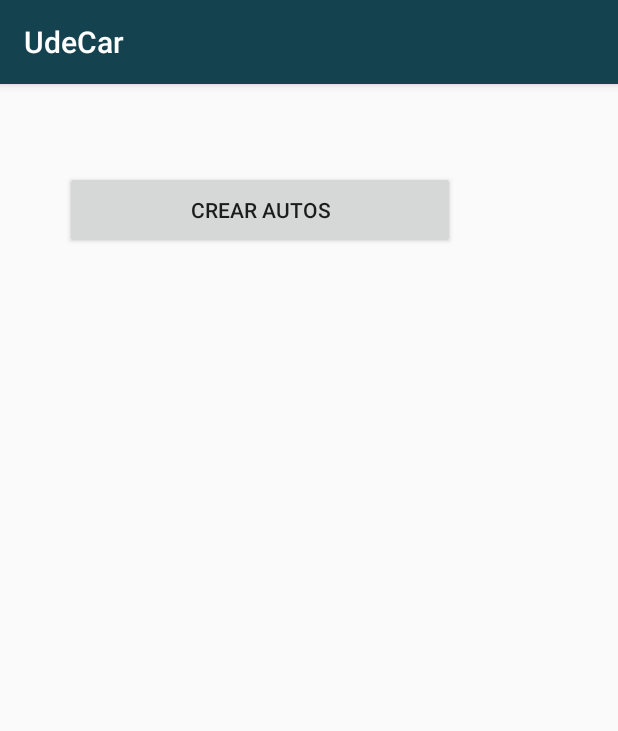
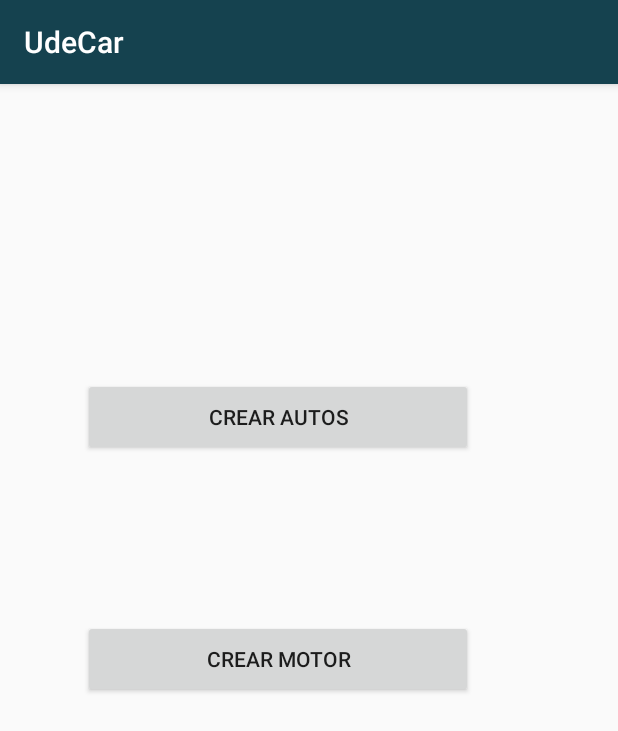
Before and after one commit to Joseph-112/UdeCarFinal, an Android app: the PrincipalAdmi screen opened directly, with no data from a screen before it, on a phone screen of 412 x 824 dp. Shown: the top 731 px of the screen. Run offline under Robolectric (Android 15) with nearby library versions, the phone set to English and light mode, and no system bars.

Commit message:
Registro motores

```diff
--- a/app/src/main/java/com/udecar/PrincipalAdmi.java
+++ b/app/src/main/java/com/udecar/PrincipalAdmi.java
@@ -1,6 +1,9 @@
 package com.udecar;
 
 import androidx.appcompat.app.AppCompatActivity;
+import androidx.drawerlayout.widget.DrawerLayout;
+import androidx.fragment.app.FragmentManager;
+import androidx.fragment.app.FragmentTransaction;
 
 import android.content.Intent;
 import android.os.Bundle;
@@ -8,6 +11,9 @@ import android.view.View;
 
 public class PrincipalAdmi extends AppCompatActivity {
 
+    FragmentManager fragmentManager;
+    FragmentTransaction fragmentTransaction;
+    DrawerLayout drawerLayout;
     @Override
     protected void onCreate(Bundle savedInstanceState) {
         super.onCreate(savedInstanceState);
@@ -18,4 +24,9 @@ public class PrincipalAdmi extends AppCompatActivity {
         Intent myintent = new Intent(PrincipalAdmi.this, CrearAutos.class);
         startActivity(myintent);
     }
+
+    public void vistaCrearMotor(View view){
+        Intent myintent = new Intent(PrincipalAdmi.this, CrearMotor.class);
+        startActivity(myintent);
+    }
 }
--- a/app/src/main/res/layout/activity_principal_admi.xml
+++ b/app/src/main/res/layout/activity_principal_admi.xml
@@ -7,14 +7,28 @@
     tools:context=".PrincipalAdmi">
 
     <Button
+        android:id="@+id/btnCrearMotor"
+        android:layout_width="260dp"
+        android:layout_height="52dp"
+        android:onClick="vistaCrearMotor"
+        android:text="Crear Motor"
+        app:layout_constraintBottom_toBottomOf="parent"
+        app:layout_constraintEnd_toEndOf="parent"
+        app:layout_constraintHorizontal_bias="0.364"
+        app:layout_constraintStart_toStartOf="parent"
+        app:layout_constraintTop_toTopOf="parent"
+        app:layout_constraintVertical_bias="0.499" />
+
+    <Button
         android:id="@+id/btnCrearAutos"
         android:layout_width="260dp"
         android:layout_height="52dp"
+        android:onClick="vistaCrearAutos"
         android:text="Crear Autos"
         app:layout_constraintBottom_toBottomOf="parent"
         app:layout_constraintEnd_toEndOf="parent"
-        app:layout_constraintHorizontal_bias="0.284"
+        app:layout_constraintHorizontal_bias="0.364"
         app:layout_constraintStart_toStartOf="parent"
         app:layout_constraintTop_toTopOf="parent"
-        app:layout_constraintVertical_bias="0.081" />
+        app:layout_constraintVertical_bias="0.274" />
 </androidx.constraintlayout.widget.ConstraintLayout>
```
Also changed, not shown: app/src/main/java/com/udecar/CrearAutos.java (+4 -5 lines), app/src/main/java/com/udecar/CrearMotor.java (+235 -1 lines), app/src/main/java/com/udecar/FragmentCrearMotor.java (deleted, +0 -92 lines), app/src/main/java/com/udecar/MainActivity.java (+7 -0 lines), app/src/main/res/layout/activity_crear_motor.xml (+14 -13 lines).
